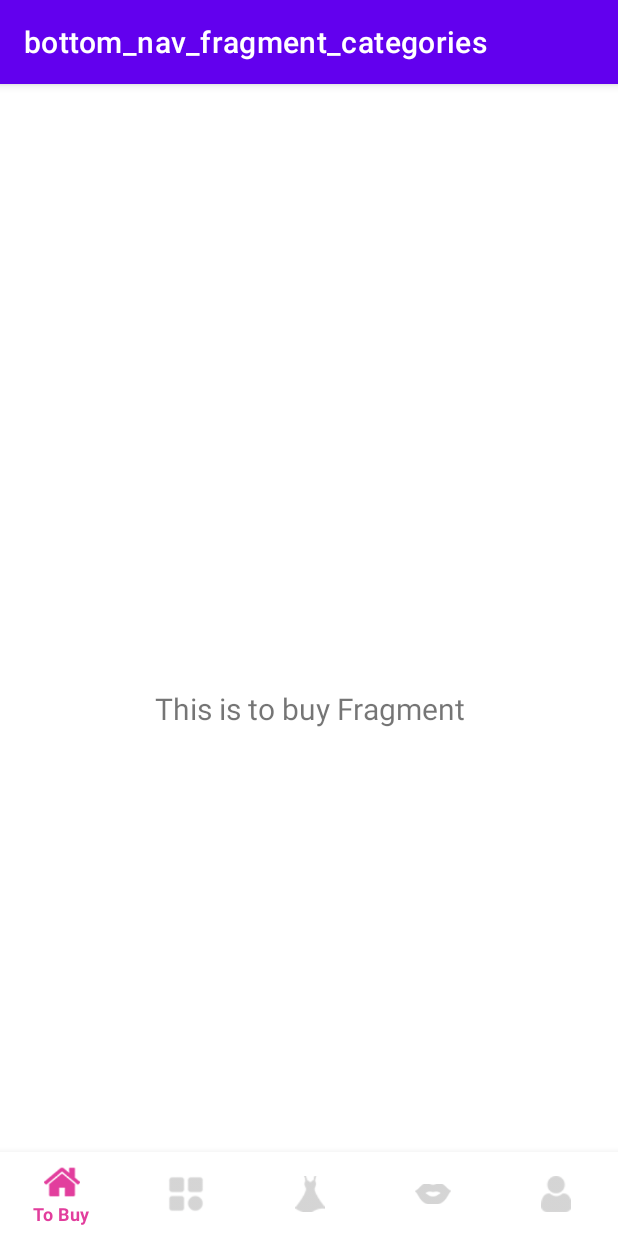
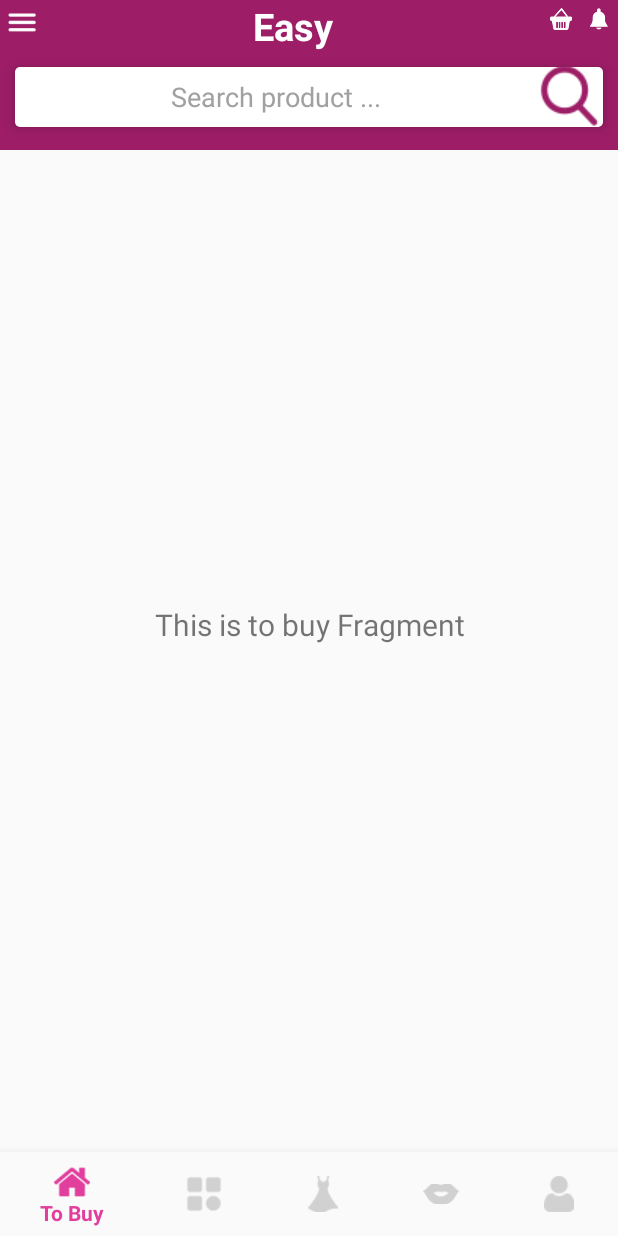
Before and after one commit to shadabsheikh51024225/EasyERPSolution, an Android app: the screen it shows after launch (MainActivity), on a phone screen of 412 x 824 dp. Run offline under Robolectric (Android 15) with nearby library versions, the phone set to English and light mode, and no system bars; our stand-ins replace navigation-ui.

Commit message:
toolbar implemented, menus created for further use.

```diff
--- a/app/build.gradle
+++ b/app/build.gradle
@@ -8,7 +8,7 @@ android {
 
     defaultConfig {
         applicationId "com.example.easyerpsolution"
-        minSdk 24
+        minSdk 21
         targetSdk 31
         versionCode 1
         versionName "1.0"
@@ -47,6 +47,16 @@ dependencies {
     //Material design.
     implementation("androidx.compose.material:material:1.2.0-alpha02")
 
+    //support library for toolbar
+    implementation 'androidx.legacy:legacy-support-core-utils:1.0.0'
+
+    // For control over item selection of both touch and mouse driven selection
+    implementation("androidx.recyclerview:recyclerview-selection:1.1.0")
+
+    //card view
+    implementation("androidx.cardview:cardview:1.0.0")
+
+
     implementation 'androidx.core:core-ktx:1.7.0'
     implementation 'androidx.appcompat:appcompat:1.4.2'
     implementation 'com.google.android.material:material:1.6.1'
--- a/app/src/main/AndroidManifest.xml
+++ b/app/src/main/AndroidManifest.xml
@@ -26,7 +26,8 @@
         <activity
             android:name=".MainActivity"
             android:exported="true"
-            android:label="@string/app_name" > <intent-filter>
+            android:label="@string/app_name"
+            android:theme="@style/Theme.AppCompat.Light.NoActionBar"> <intent-filter>
             <action android:name="android.intent.action.MAIN" />
 
             <category android:name="android.intent.category.LAUNCHER" />
--- a/app/src/main/java/com/example/easyerpsolution/MainActivity.kt
+++ b/app/src/main/java/com/example/easyerpsolution/MainActivity.kt
@@ -2,12 +2,12 @@ package com.example.easyerpsolution
 
 import android.os.Build
 import android.os.Bundle
+import android.view.Menu
 import android.view.WindowManager
 import com.google.android.material.bottomnavigation.BottomNavigationView
 import androidx.appcompat.app.AppCompatActivity
 import androidx.navigation.findNavController
 import androidx.navigation.ui.AppBarConfiguration
-import androidx.navigation.ui.setupActionBarWithNavController
 import androidx.navigation.ui.setupWithNavController
 import com.example.easyerpsolution.databinding.ActivityMainBinding
 
@@ -20,6 +20,7 @@ class MainActivity : AppCompatActivity() {
 
         binding = ActivityMainBinding.inflate(layoutInflater)
         setContentView(binding.root)
+      //  setSupportActionBar(findViewById(R.id.main_tool_bar))
         if (Build.VERSION.SDK_INT >= 21) {
             val window = this.window
             window.addFlags(WindowManager.LayoutParams.FLAG_DRAWS_SYSTEM_BAR_BACKGROUNDS)
@@ -34,10 +35,21 @@ class MainActivity : AppCompatActivity() {
         // menu should be considered as top level destinations.
         val appBarConfiguration = AppBarConfiguration(
             setOf(
-                R.id.navigation_to_buy, R.id.navigation_categories, R.id.navigation_New,R.id.bottom_nav_root_gals,R.id.navigation_me
+                R.id.navigation_to_buy,
+                R.id.navigation_categories,
+                R.id.navigation_New,
+                R.id.bottom_nav_root_gals,
+                R.id.navigation_me
             )
         )
-        setupActionBarWithNavController(navController, appBarConfiguration)
+        //  setupActionBarWithNavController(navController, appBarConfiguration)
         navView.setupWithNavController(navController)
     }
+
+//    override fun onCreateOptionsMenu(menu: Menu?): Boolean {
+//        getMenuInflater().inflate(R.menu.app_bar_menu, menu);
+//        return true;
+//    }
+
+
 }
--- a/app/src/main/java/com/example/easyerpsolution/ui/BottomNavigationToBuy/BottomNavigationToBuyFragment.kt
+++ b/app/src/main/java/com/example/easyerpsolution/ui/BottomNavigationToBuy/BottomNavigationToBuyFragment.kt
@@ -5,6 +5,7 @@ import android.view.LayoutInflater
 import android.view.View
 import android.view.ViewGroup
 import android.widget.TextView
+import androidx.appcompat.app.AppCompatActivity
 import androidx.fragment.app.Fragment
 import androidx.lifecycle.ViewModelProvider
 import com.example.easyerpsolution.databinding.BottomNavFragmentToBuyBinding
--- a/app/src/main/res/layout/activity_log_in.xml
+++ b/app/src/main/res/layout/activity_log_in.xml
@@ -63,7 +63,7 @@
         android:hint="email"
         android:inputType="textEmailAddress"
         android:textColorHint="@color/Tertiary_color"
-        app:layout_constraintBottom_toTopOf="@+id/button"
+        app:layout_constraintBottom_toTopOf="@+id/button_log_in_access"
         app:layout_constraintEnd_toEndOf="parent"
         app:layout_constraintStart_toStartOf="parent"
         app:layout_constraintTop_toTopOf="parent" />
--- a/app/src/main/res/layout/activity_main.xml
+++ b/app/src/main/res/layout/activity_main.xml
@@ -1,10 +1,15 @@
 <?xml version="1.0" encoding="utf-8"?>
 <androidx.constraintlayout.widget.ConstraintLayout xmlns:android="http://schemas.android.com/apk/res/android"
     xmlns:app="http://schemas.android.com/apk/res-auto"
+    xmlns:tools="http://schemas.android.com/tools"
     android:id="@+id/container"
     android:layout_width="match_parent"
-    android:layout_height="match_parent"
-    android:paddingTop="?attr/actionBarSize">
+    android:layout_height="match_parent">
+
+
+    <include layout="@layout/app_bar_layout"
+        android:layout_width="match_parent"
+        android:layout_height="100dp"></include>
 
     <com.google.android.material.bottomnavigation.BottomNavigationView
         android:id="@+id/nav_view"
@@ -13,9 +18,9 @@
         android:layout_marginStart="0dp"
         android:layout_marginEnd="0dp"
         android:background="?android:attr/windowBackground"
+        app:itemIconTint="@drawable/bottom_navigation_selector"
+        app:itemTextColor="@color/Primary_color"
         app:layout_constraintBottom_toBottomOf="parent"
-        app:itemIconTint ="@drawable/bottom_navigation_selector"
-        app:itemTextColor="@color/Primary_color"
         app:layout_constraintLeft_toLeftOf="parent"
         app:layout_constraintRight_toRightOf="parent"
         app:menu="@menu/bottom_nav_menu" />
@@ -27,9 +32,13 @@
         android:layout_height="match_parent"
         app:defaultNavHost="true"
         app:layout_constraintBottom_toTopOf="@id/nav_view"
+        app:layout_constraintEnd_toEndOf="parent"
+        app:layout_constraintHorizontal_bias="0.0"
         app:layout_constraintLeft_toLeftOf="parent"
         app:layout_constraintRight_toRightOf="parent"
+        app:layout_constraintStart_toStartOf="parent"
         app:layout_constraintTop_toTopOf="parent"
+        app:layout_constraintVertical_bias="1.0"
         app:navGraph="@navigation/bottom_nav_graph" />
 
 </androidx.constraintlayout.widget.ConstraintLayout>
--- /dev/null
+++ b/app/src/main/res/layout/app_bar_layout.xml
@@ -0,0 +1,65 @@
+<?xml version="1.0" encoding="utf-8"?>
+<LinearLayout xmlns:android="http://schemas.android.com/apk/res/android"
+    xmlns:app="http://schemas.android.com/apk/res-auto"
+    xmlns:tools="http://schemas.android.com/tools"
+    android:layout_width="match_parent"
+    android:layout_height="match_parent"
+    android:orientation="vertical"
+    android:background="@color/app_bar_back">
+
+
+    <LinearLayout
+    android:layout_width="match_parent"
+    android:layout_height="wrap_content"
+    android:orientation="horizontal">
+
+    <ImageView
+        android:id="@+id/imageView5"
+        android:layout_width="30dp"
+        android:layout_height="30dp"
+        android:padding="5dp"
+        android:layout_gravity="left"
+
+        app:srcCompat="@drawable/app_bar_menu_three" />
+
+        <TextView
+            android:id="@+id/textView6"
+            android:layout_width="wrap_content"
+            android:layout_height="wrap_content"
+            android:layout_weight="1"
+            android:gravity="center"
+            android:text="Easy"
+            android:textColor="@color/white"
+            android:textSize="25sp"
+            android:textStyle="bold" />
+
+    <ImageView
+        android:id="@+id/imageView6"
+        android:layout_width="25dp"
+        android:layout_height="25dp"
+        android:padding="5dp"
+        android:layout_gravity="right"
+        app:srcCompat="@drawable/app_bar_cart_three" />
+        <ImageView
+            android:id="@+id/imageView7"
+            android:layout_width="25dp"
+            android:layout_height="25dp"
+            android:padding="5dp"
+            app:srcCompat="@drawable/app_bar_notification_three" />
+
+</LinearLayout>
+
+    <EditText
+        android:id="@+id/editTextTextPersonName2"
+        android:layout_width="match_parent"
+        android:layout_height="40dp"
+        android:layout_margin="10dp"
+        android:gravity="center"
+        android:background="@drawable/curved_edit_text"
+        android:drawableRight="@drawable/app_bar_search_three"
+        android:elevation="5dp"
+        android:ems="10"
+        android:hint="Search product ..."
+        android:inputType="textPersonName"
+        android:textColorHint="@color/Tertiary_color" />
+</LinearLayout>
--- /dev/null
+++ b/app/src/main/res/menu/app_bar_menu.xml
@@ -0,0 +1,18 @@
+<?xml version="1.0" encoding="utf-8"?>
+<menu xmlns:android="http://schemas.android.com/apk/res/android"
+    xmlns:app="http://schemas.android.com/apk/res-auto">
+
+    <!-- "Mark Favorite", should appear as action button if possible -->
+    <item
+        android:id="@+id/app_bar_cart"
+        android:title=" "
+        android:icon="@drawable/ic_launcher_foreground"
+        app:showAsAction="ifRoom"/>
+
+    <!-- Settings, should always be in the overflow -->
+    <item android:id="@+id/app_bar_notification"
+        android:icon="@drawable/ic_launcher_foreground"
+        android:title=" "
+        app:showAsAction="ifRoom"/>
+
+</menu>
--- a/app/src/main/res/values/colors.xml
+++ b/app/src/main/res/values/colors.xml
@@ -9,8 +9,9 @@
     <color name="white">#FFFFFFFF</color>
 
     //app def colors.
-
     <color name="Primary_color">#e23e9d</color>
     <color name="Secondary_color">#575656</color>
     <color name="Tertiary_color">#a1a1a1</color>
+    //toolbar background.
+    <color name="app_bar_back">#9d1d67</color>
 </resources>
--- a/gradle.properties
+++ b/gradle.properties
@@ -21,3 +21,4 @@ kotlin.code.style=official
 # resources declared in the library itself and none from the library's dependencies,
 # thereby reducing the size of the R class for that library
 android.nonTransitiveRClass=true
+android.enableJetifier=true
```
Also changed, not shown: app/src/main/res/drawable-v24/app_bar_cart_three.png (added), app/src/main/res/drawable-v24/app_bar_menu_three.png (added), app/src/main/res/drawable-v24/app_bar_notification_three.png (added), app/src/main/res/drawable-v24/app_bar_search_three.png (added).
